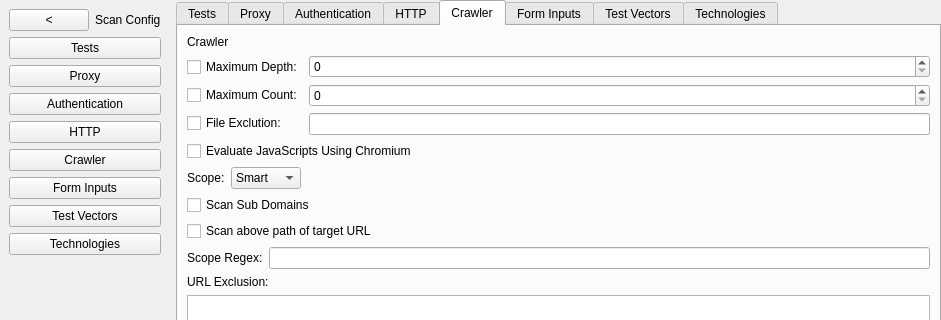
First picture: the form in settingwindow.ui, repository miracletech322/ProtCyberUltraScanner, before the edit; both pictures show x 0 to 941 and y 0 to 320 of the 941 by 544 pixel window.
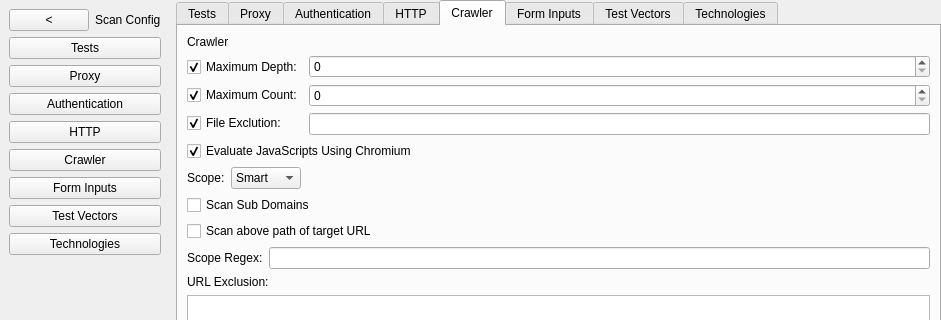
Second picture: the form after the edit. The open tabs and pages were chosen to show the change.

Diff of the .ui file:
```diff
--- a/settingwindow.ui
+++ b/settingwindow.ui
@@ -943,6 +943,9 @@
                    <property name="text">
                     <string>Maximum Depth:</string>
                    </property>
+                   <property name="checked">
+                    <bool>true</bool>
+                   </property>
                   </widget>
                  </item>
                  <item>
@@ -950,6 +953,9 @@
                    <property name="text">
                     <string>Maximum Count:</string>
                    </property>
+                   <property name="checked">
+                    <bool>true</bool>
+                   </property>
                   </widget>
                  </item>
                  <item>
@@ -957,6 +963,9 @@
                    <property name="text">
                     <string>File Exclution:</string>
                    </property>
+                   <property name="checked">
+                    <bool>true</bool>
+                   </property>
                   </widget>
                  </item>
                 </layout>
@@ -981,6 +990,9 @@
                <property name="text">
                 <string>Evaluate JavaScripts Using Chromium</string>
                </property>
+               <property name="checked">
+                <bool>true</bool>
+               </property>
               </widget>
              </item>
             </layout>
```
Left out of the diff: 18 changed lines with no effect on the pictures.
